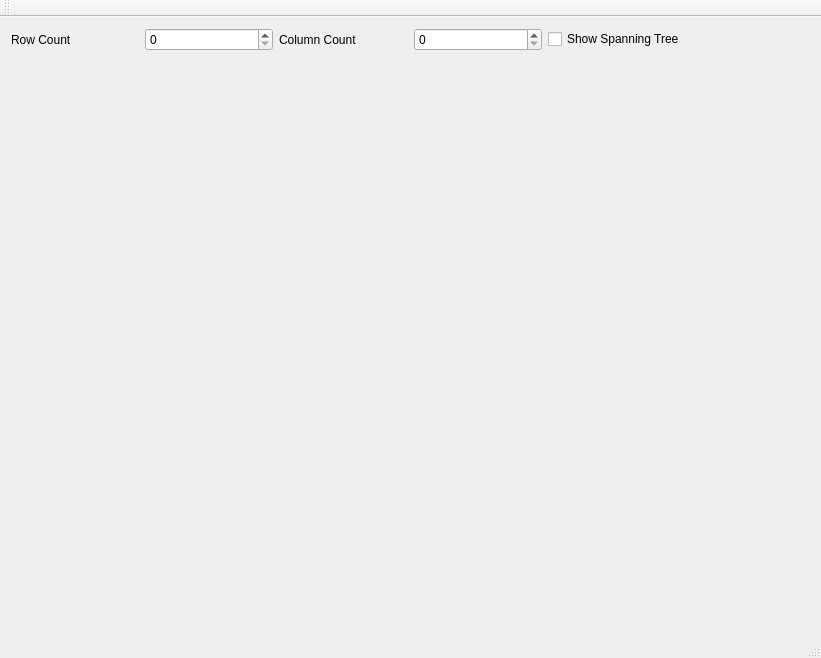
First picture: the form in SpanTree.ui, repository davidavetyan/Spanning-Tree, before the edit.
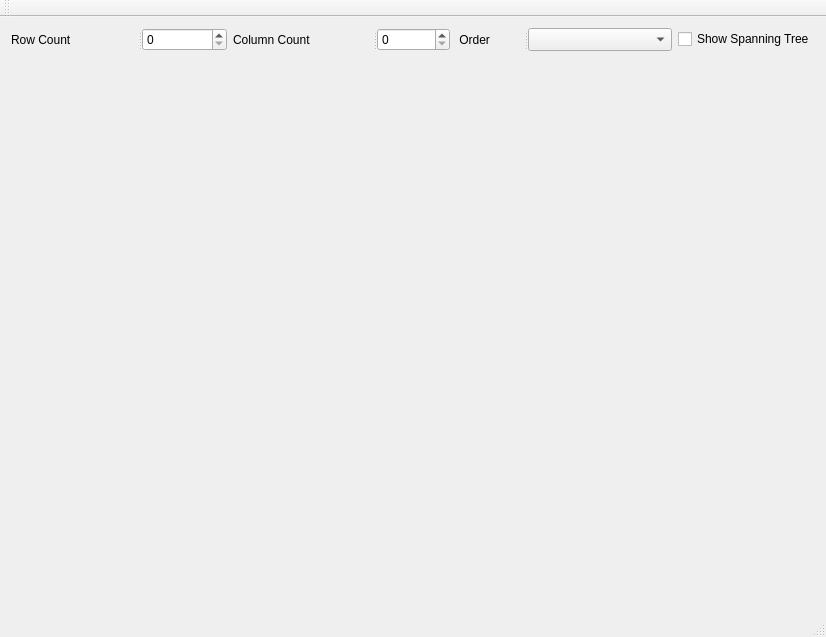
Second picture: the form after the edit.

Commit message: Added an option to change the order of processing nodes in the queue

Patch:
```diff
--- a/SpanTree.ui
+++ b/SpanTree.ui
@@ -9,8 +9,8 @@
    <rect>
     <x>0</x>
     <y>0</y>
-    <width>821</width>
-    <height>658</height>
+    <width>826</width>
+    <height>637</height>
    </rect>
   </property>
   <property name="windowTitle">
@@ -18,24 +18,46 @@
   </property>
   <widget class="QWidget" name="centralWidget">
    <layout class="QGridLayout" name="gridLayout">
-    <item row="1" column="0" colspan="3">
-     <widget class="QWidget" name="canvasWidget" native="true"/>
+    <item row="0" column="0">
+     <widget class="QSplitter" name="splitter_3">
+      <property name="orientation">
+       <enum>Qt::Horizontal</enum>
+      </property>
+      <widget class="QLabel" name="label">
+       <property name="text">
+        <string>Row Count</string>
+       </property>
+      </widget>
+      <widget class="QSpinBox" name="rowSpinBox"/>
+     </widget>
     </item>
     <item row="0" column="1">
-     <layout class="QHBoxLayout" name="horizontalLayout_2">
-      <item>
-       <widget class="QLabel" name="label_2">
-        <property name="text">
-         <string>Column Count</string>
-        </property>
-       </widget>
-      </item>
-      <item>
-       <widget class="QSpinBox" name="colSpinBox"/>
-      </item>
-     </layout>
+     <widget class="QSplitter" name="splitter_2">
+      <property name="orientation">
+       <enum>Qt::Horizontal</enum>
+      </property>
+      <widget class="QLabel" name="label_2">
+       <property name="text">
+        <string>Column Count</string>
+       </property>
+      </widget>
+      <widget class="QSpinBox" name="colSpinBox"/>
+     </widget>
     </item>
     <item row="0" column="2">
+     <widget class="QSplitter" name="splitter">
+      <property name="orientation">
+       <enum>Qt::Horizontal</enum>
+      </property>
+      <widget class="QLabel" name="label_3">
+       <property name="text">
+        <string> Order</string>
+       </property>
+      </widget>
+      <widget class="QComboBox" name="orderComboBox"/>
+     </widget>
+    </item>
+    <item row="0" column="3">
      <widget class="QCheckBox" name="stCheckBox">
       <property name="layoutDirection">
        <enum>Qt::LeftToRight</enum>
@@ -45,19 +67,8 @@
       </property>
      </widget>
     </item>
-    <item row="0" column="0">
-     <layout class="QHBoxLayout" name="horizontalLayout">
-      <item>
-       <widget class="QLabel" name="label">
-        <property name="text">
-         <string>Row Count</string>
-        </property>
-       </widget>
-      </item>
-      <item>
-       <widget class="QSpinBox" name="rowSpinBox"/>
-      </item>
-     </layout>
+    <item row="1" column="0" colspan="4">
+     <widget class="QWidget" name="canvasWidget" native="true"/>
     </item>
    </layout>
   </widget>
```
Left out of the diff: 2 changed lines with no effect on the pictures. The commit also changes 19 other files.
